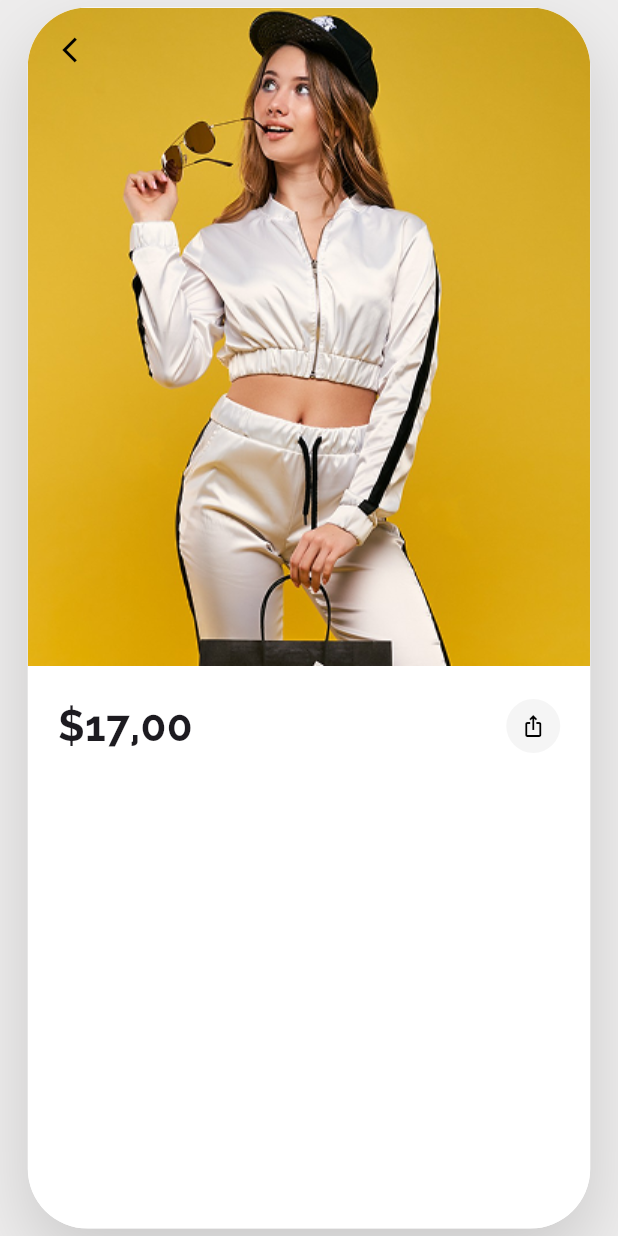
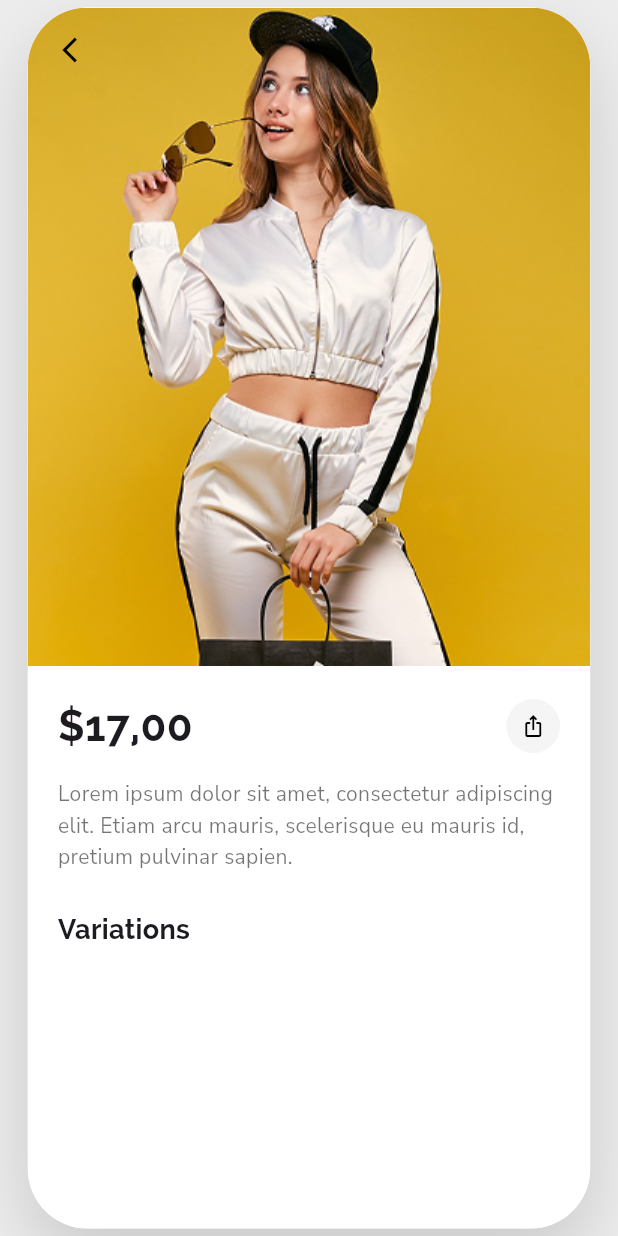
Before and after one commit to daneelsa31/full_product_page, a Flutter app: the screen it shows after launch, on a phone screen of 412 x 824 dp. Run offline on Flutter 3.47's test engine with Material 3 defaults, Android fonts, the phone set to English and light mode, and no system bars.

Commit message:
feat: add description section and reusable section title helper

```diff
--- a/lib/main.dart
+++ b/lib/main.dart
@@ -61,7 +61,6 @@ class ProductDetailPage extends StatelessWidget {
                   background: Image.asset('assets/images/mainpic.png', fit: BoxFit.cover),
                 ),
               ),
-              // --- UPDATED: Replacing placeholder with actual Column ---
               SliverToBoxAdapter(
                 child: Padding(
                   padding: const EdgeInsets.all(20.0),
@@ -69,7 +68,13 @@ class ProductDetailPage extends StatelessWidget {
                     crossAxisAlignment: CrossAxisAlignment.start,
                     children: [
                       _buildHeaderSection(),
-                      const SizedBox(height: 1000), // Keep temp height for scrolling
+                      const SizedBox(height: 15),
+                      // --- NEW: Description Section ---
+                      _buildDescription(),
+                      const SizedBox(height: 25),
+                      // Testing the title helper
+                      _buildSectionTitle("Variations"),
+                      const SizedBox(height: 1000),
                     ],
                   ),
                 ),
@@ -81,25 +86,38 @@ class ProductDetailPage extends StatelessWidget {
     );
   }
 
-  // --- NEW: Helper method for Price and Share Icon ---
+  // Header helper from previous commit
   Widget _buildHeaderSection() {
     return Row(
       mainAxisAlignment: MainAxisAlignment.spaceBetween,
       children: [
-        const Text(
-          '\$17,00',
-          style: TextStyle(
-            fontSize: 28,
-            fontWeight: FontWeight.bold,
-            fontFamily: 'Raleway',
-          ),
-        ),
-        CircleAvatar(
-          backgroundColor: Colors.grey[100],
-          radius: 18,
-          child: const Icon(Icons.ios_share, size: 16, color: Colors.black),
-        ),
+        const Text('\$17,00', style: TextStyle(fontSize: 28, fontWeight: FontWeight.bold, fontFamily: 'Raleway')),
+        CircleAvatar(backgroundColor: Colors.grey[100], radius: 18, child: const Icon(Icons.ios_share, size: 16, color: Colors.black)),
       ],
     );
   }
+
+  // --- NEW: Helper for Description ---
+  Widget _buildDescription() {
+    return const Text(
+      'Lorem ipsum dolor sit amet, consectetur adipiscing elit. Etiam arcu mauris, scelerisque eu mauris id, pretium pulvinar sapien.',
+      style: TextStyle(
+        color: Colors.black54,
+        height: 1.5,
+        fontFamily: 'NunitoSans', // Matching your final font spec
+      ),
+    );
+  }
+
+  // --- NEW: Reusable Section Title ---
+  Widget _buildSectionTitle(String title) {
+    return Text(
+      title,
+      style: const TextStyle(
+        fontSize: 18,
+        fontWeight: FontWeight.bold,
+        fontFamily: 'Raleway', // Matching your final font spec
+      ),
+    );
+  }
 }
```
